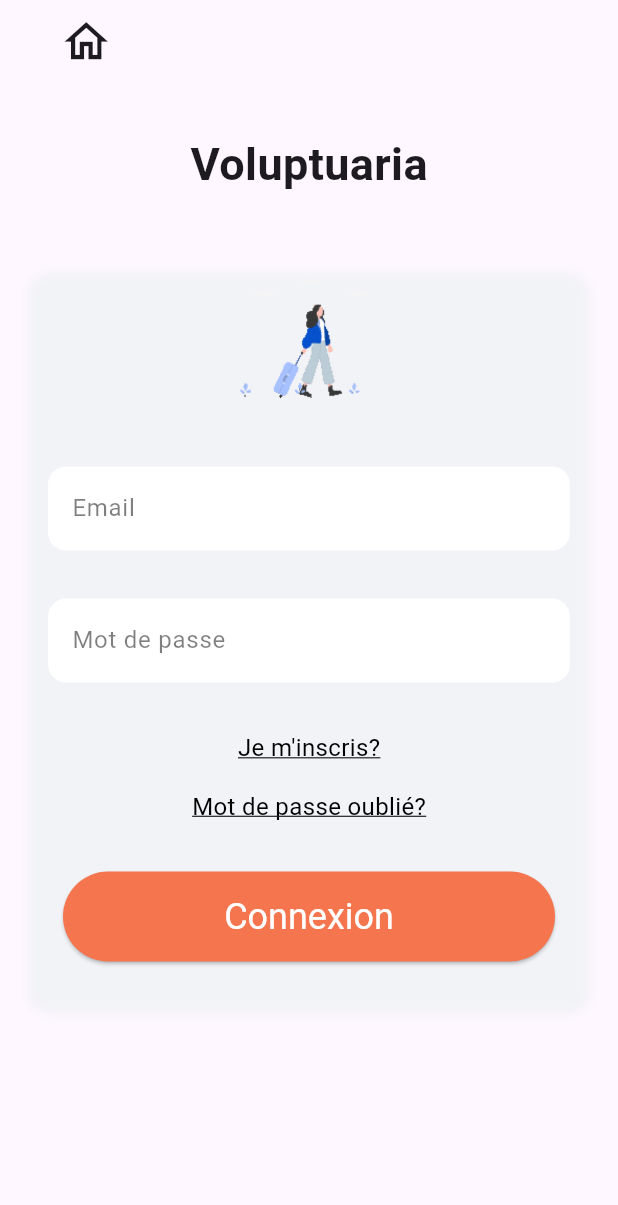
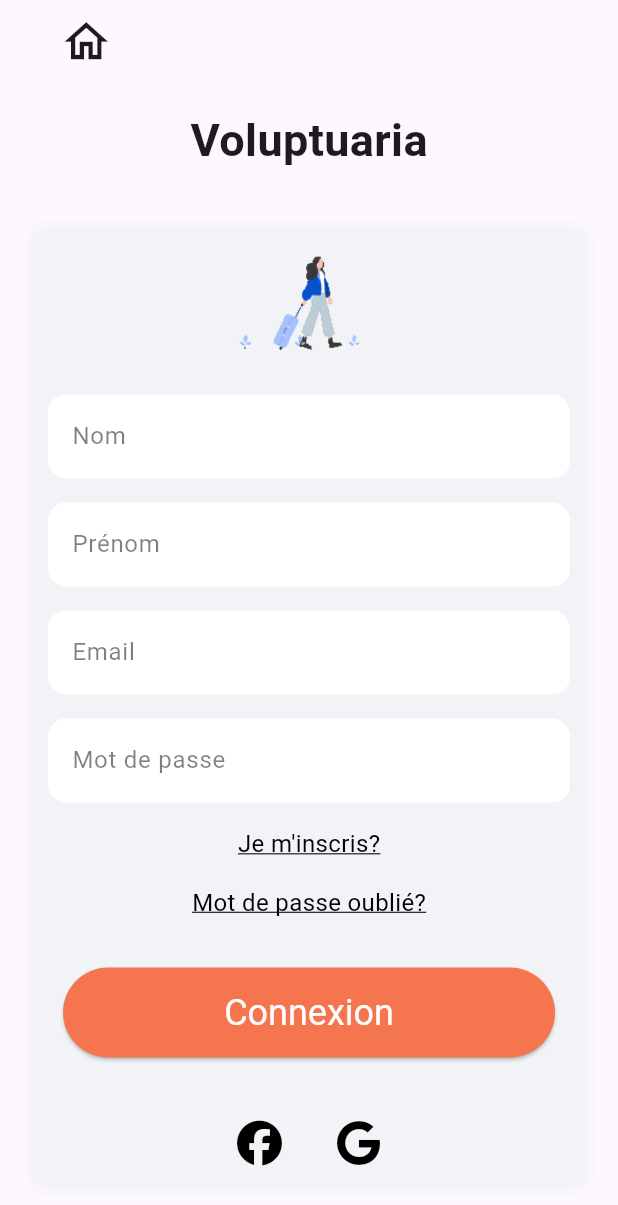
Before and after one commit to yahvya/school-voluptuaria, a Flutter app: the screen it shows after launch, on a phone screen of 412 x 824 dp. Shown: the top 1205 px of the screen. Run offline on Flutter 3.47's test engine with Material 3 defaults, Android fonts, the phone set to English and light mode, and no system bars; our stand-ins replace font_awesome_flutter, lottie; Roboto replaces fonts that are missing (OpenSans-Regular, OpenSans-SemiBold).

Commit message:
Add registration page

```diff
--- a/front-end/voluptuaria_front/lib/main.dart
+++ b/front-end/voluptuaria_front/lib/main.dart
@@ -13,7 +13,7 @@ class MyApp extends StatelessWidget {
   Widget build(BuildContext context) {
     return MaterialApp(
       title: 'Test',
-      home: LoginPage(),
+      home: RegistrationPage(),
     );
   }
 }
--- /dev/null
+++ b/front-end/voluptuaria_front/lib/pages/registration_page.dart
@@ -0,0 +1,176 @@
+import 'package:flutter/material.dart';
+import 'package:flutter/services.dart';
+import 'package:voluptuaria_front/resources/themes/colors.dart';
+import 'package:voluptuaria_front/components/icon_button.dart';
+import 'package:voluptuaria_front/components/blur_background.dart';
+import 'package:voluptuaria_front/components/custom_text_field.dart';
+import 'package:voluptuaria_front/components/button.dart';
+import 'package:font_awesome_flutter/font_awesome_flutter.dart';
+
+class RegistrationPage extends StatelessWidget {
+  const RegistrationPage({Key? key}) : super(key: key);
+
+  @override
+  Widget build(BuildContext context) {
+    return Scaffold(
+      appBar: AppBar(
+        title: Padding(
+              padding: const EdgeInsets.all(16.0),
+              child: Align(
+                alignment: Alignment.centerLeft,
+                child: IconButton(
+                  onPressed: () {
+                    print('Icon button pressed');
+                  },
+                  icon: const Icon(Icons.home_outlined),
+                  iconSize: 35.0,
+                ),
+              ),
+            ),
+      ),
+      body: SingleChildScrollView(
+        child: Column(
+          children: [
+            SizedBox(height: 16.0),
+            Padding(
+              padding: const EdgeInsets.all(0.0),
+              child: Text(
+                      'Voluptuaria',
+                      style: TextStyle(fontSize: 30, fontWeight: FontWeight.bold, fontFamily: 'OpenSans-SemiBold'),
+                    ),
+            ),
+            SizedBox(height: 16.0),
+            Padding(
+              padding: const EdgeInsets.all(16.0),
+              child: BlurBackground(
+                width: 400.0,
+                height: 650.0,
+                blurIntensity: 5.0,
+                child: Align(
+                  alignment: Alignment.topCenter,
+                  child: Column(
+                    children: [
+                      Image.asset(
+                        'lib/resources/images/app-icon.png',
+                        width: 100.0,
+                        height: 100.0,
+                      ),
+                      SizedBox(height: 16.0),
+                      Padding(
+                        padding: const EdgeInsets.symmetric(horizontal: 16.0),
+                        child: CustomTextField(
+                          backgroundColor: backgroundColor,
+                          placeholder: 'Nom',
+                          fontSize: 16.0,
+                          borderRadius: 12.0,
+                        ),
+                      ),
+                      SizedBox(height: 16.0),
+                      Padding(
+                        padding: const EdgeInsets.symmetric(horizontal: 16.0),
+                        child: CustomTextField(
+                          backgroundColor: backgroundColor,
+                          placeholder: 'Prénom',
+                          fontSize: 16.0,
+                          borderRadius: 12.0,
+                        ),
+                      ),
+                      SizedBox(height: 16.0),
+                      Padding(
+                        padding: const EdgeInsets.symmetric(horizontal: 16.0),
+                        child: CustomTextField(
+                          backgroundColor: backgroundColor,
+                          placeholder: 'Email',
+                          fontSize: 16.0,
+                          borderRadius: 12.0,
+                        ),
+                      ),
+                      SizedBox(height: 16.0),
+                      Padding(
+                        padding: const EdgeInsets.symmetric(horizontal: 16.0),
+                        child: CustomTextField(
+                          backgroundColor: backgroundColor,
+                          placeholder: 'Mot de passe',
+                          fontSize: 16.0,
+                          borderRadius: 12.0,
+                        ),
+                      ),
+                      SizedBox(height: 16.0),
+                      GestureDetector(
+                        onTap: () {
+                          print('Forgot password clicked');
+                        },
+                        child: Text(
+                          "Je m'inscris?",
+                          style: TextStyle(
+                            fontFamily: 'OpenSans-Regular',
+                            color: upperTextColor,
+                            fontSize: 16.0,
+                            decoration: TextDecoration.underline,
+                          ),
+                        ),
+                      ),
+                      SizedBox(height: 16.0),
+                      GestureDetector(
+                        onTap: () {
+                          print('Forgot password clicked');
+                        },
+                        child: Text(
+                          'Mot de passe oublié?',
+                          style: TextStyle(
+                            fontFamily: 'OpenSans-Regular',
+                            color: upperTextColor,
+                            fontSize: 16.0,
+                            decoration: TextDecoration.underline,
+                          ),
+                        ),
+                      ),
+                      SizedBox(height: 32.0),
+                      Padding(
+                        padding: const EdgeInsets.symmetric(horizontal: 16.0),
+                        child: CustomButton(
+                          text: 'Connexion',
+                          onPressed: () {
+                            print('Connexion button pressed');
+                          },
+                        ),
+                      ),
+                      SizedBox(height: 32.0),
+                      Padding(
+                        padding: const EdgeInsets.symmetric(horizontal: 16.0),
+                        child: Row(
+                          mainAxisAlignment: MainAxisAlignment.center,
+                          children: [
+                            CustomIconButton(
+                              icon: FontAwesomeIcons.facebook,
+                              size: 50.0,
+                              backgroundColor: upperBackgroundColor,
+                              iconColor: upperTextColor,
+                              onPressed: () {
+                                print('Facebook button pressed');
+                              },
+                            ),
+                            SizedBox(width: 16.0),
+                            CustomIconButton(
+                              icon: FontAwesomeIcons.google,
+                              size: 50.0,
+                              backgroundColor: upperBackgroundColor,
+                              iconColor: upperTextColor,
+                              onPressed: () {
+                                print('Google button pressed');
+                              },
+                            ),
+                          ],
+                        ),
+                      ),
+                    ],
+                  ),
+                ),
+              ),
+            ),
+          ],
+        ),
+      ),
+    );
+  }
+}
```
